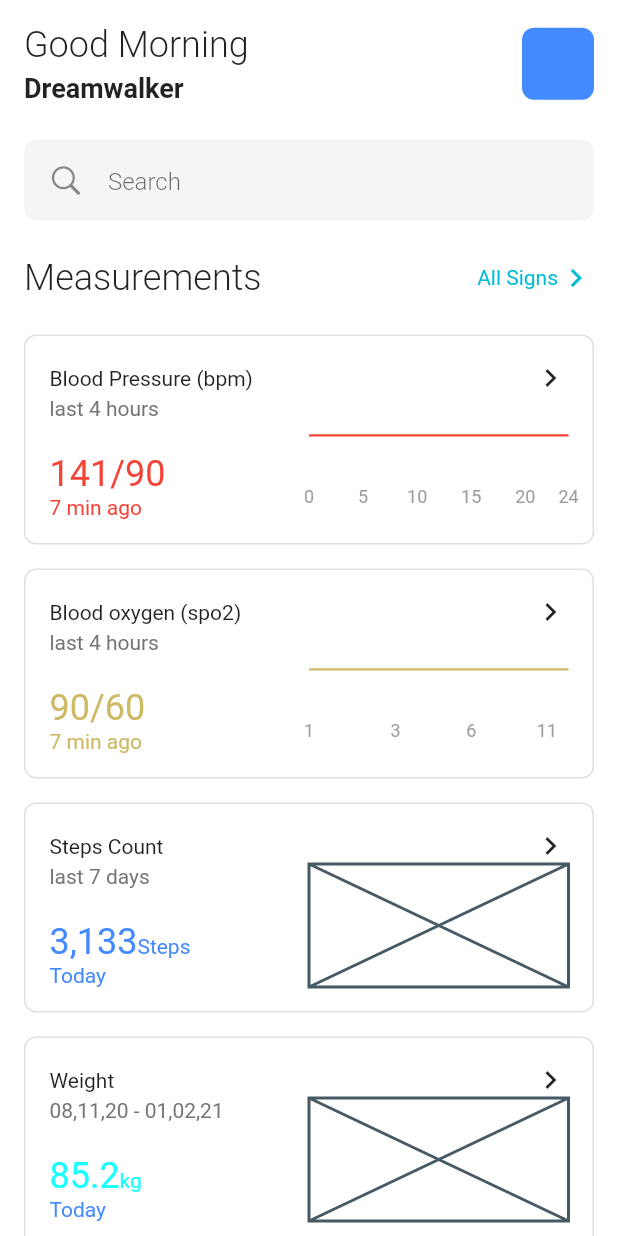
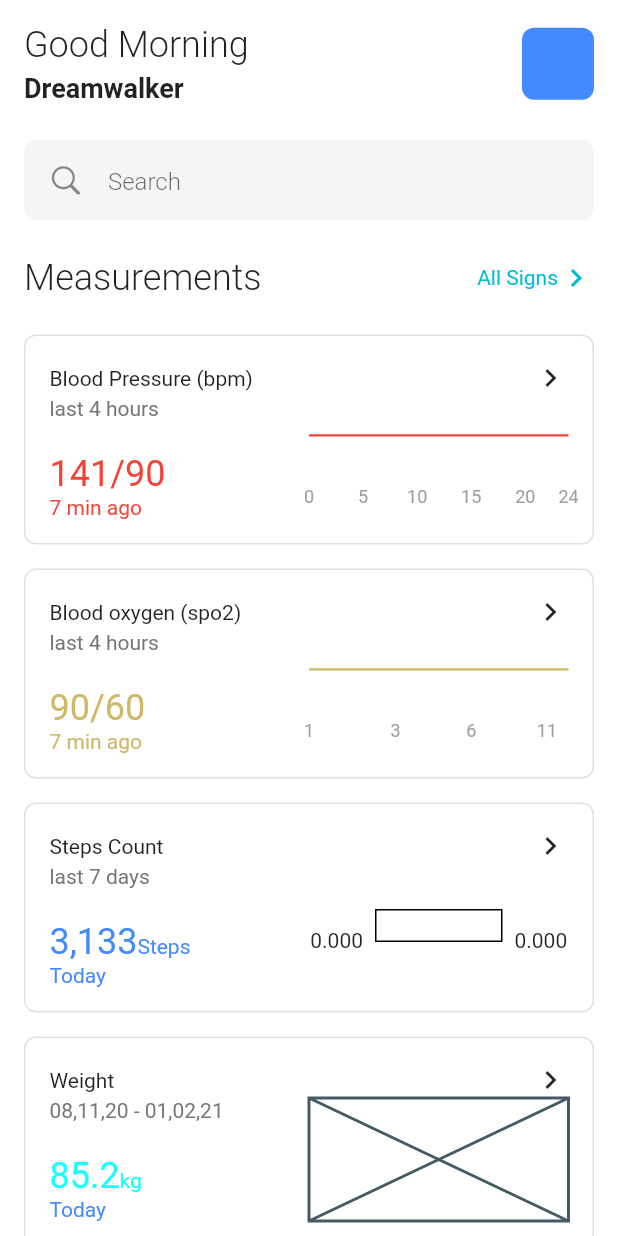
Before and after one commit to JAICHANGPARK/flutter_notebook_19th_story, a Flutter app: the screen it shows after launch, on a phone screen of 412 x 824 dp. Run offline on Flutter 3.47's test engine with Material 2 defaults, Android fonts, the phone set to English and light mode, and no system bars; drawn by our look-alikes of fl_chart; our stand-ins replace cached_network_image, countup, flutter_riverpod, freezed_annotation, smooth_page_indicator, video_player.

Commit message:
Update monitoring_main_page.dart

```diff
--- a/lib/ep1127_patient_monitoring_app/src/ui/monitoring_main_page.dart
+++ b/lib/ep1127_patient_monitoring_app/src/ui/monitoring_main_page.dart
@@ -309,8 +309,7 @@ class _MonitoringMainPageState extends State<MonitoringMainPage> {
                                                               color: Colors.grey,
                                                             ),
                                                           );
-                                                        }
-                                                        else if (v == 15) {
+                                                        } else if (v == 15) {
                                                           return const Text(
                                                             "${6}",
                                                             style: TextStyle(
@@ -318,8 +317,7 @@ class _MonitoringMainPageState extends State<MonitoringMainPage> {
                                                               color: Colors.grey,
                                                             ),
                                                           );
-                                                        }
-                                                        else if (v == 22) {
+                                                        } else if (v == 22) {
                                                           return const Text(
                                                             "${11}",
                                                             style: TextStyle(
@@ -336,10 +334,8 @@ class _MonitoringMainPageState extends State<MonitoringMainPage> {
                                                           ),
                                                         );
                                                       },
-                                                    interval: 1
-                                                      ),
+                                                      interval: 1),
                                                 ),
-
                                                 leftTitles: AxisTitles(
                                                   sideTitles: SideTitles(
                                                     showTitles: false,
@@ -364,7 +360,7 @@ class _MonitoringMainPageState extends State<MonitoringMainPage> {
                                                   color: const Color.fromRGBO(206, 185, 103, 1),
                                                   spots: List.generate(
                                                     25,
-                                                        (index) => FlSpot(
+                                                    (index) => FlSpot(
                                                       index.toDouble(),
                                                       (5 + Random().nextInt(6)).toDouble(),
                                                     ),
@@ -440,8 +436,14 @@ class _MonitoringMainPageState extends State<MonitoringMainPage> {
                                           ],
                                         ),
                                       ),
-                                      const Expanded(
-                                        child: Placeholder(),
+                                      Expanded(
+                                        child: BarChart(
+                                          BarChartData(
+                                            gridData: FlGridData(
+                                              show: false,
+                                            ),
+                                          ),
+                                        ),
                                       ),
                                     ],
                                   ),
```
